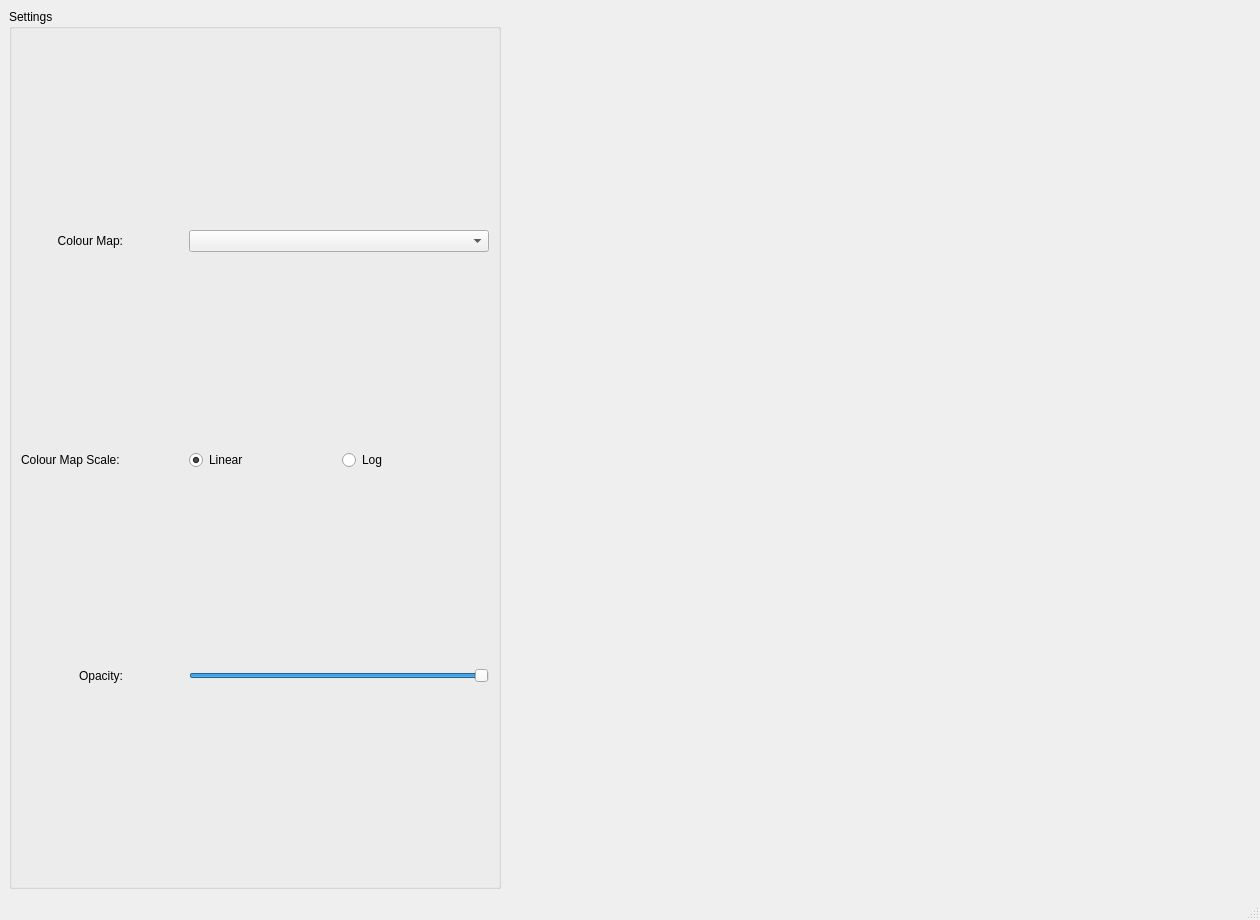
Above: Code/ui/pqPVWindow.ui from VisIVOLab/ViaLacteaVisualAnalytics before the change. Below: the same form after it.
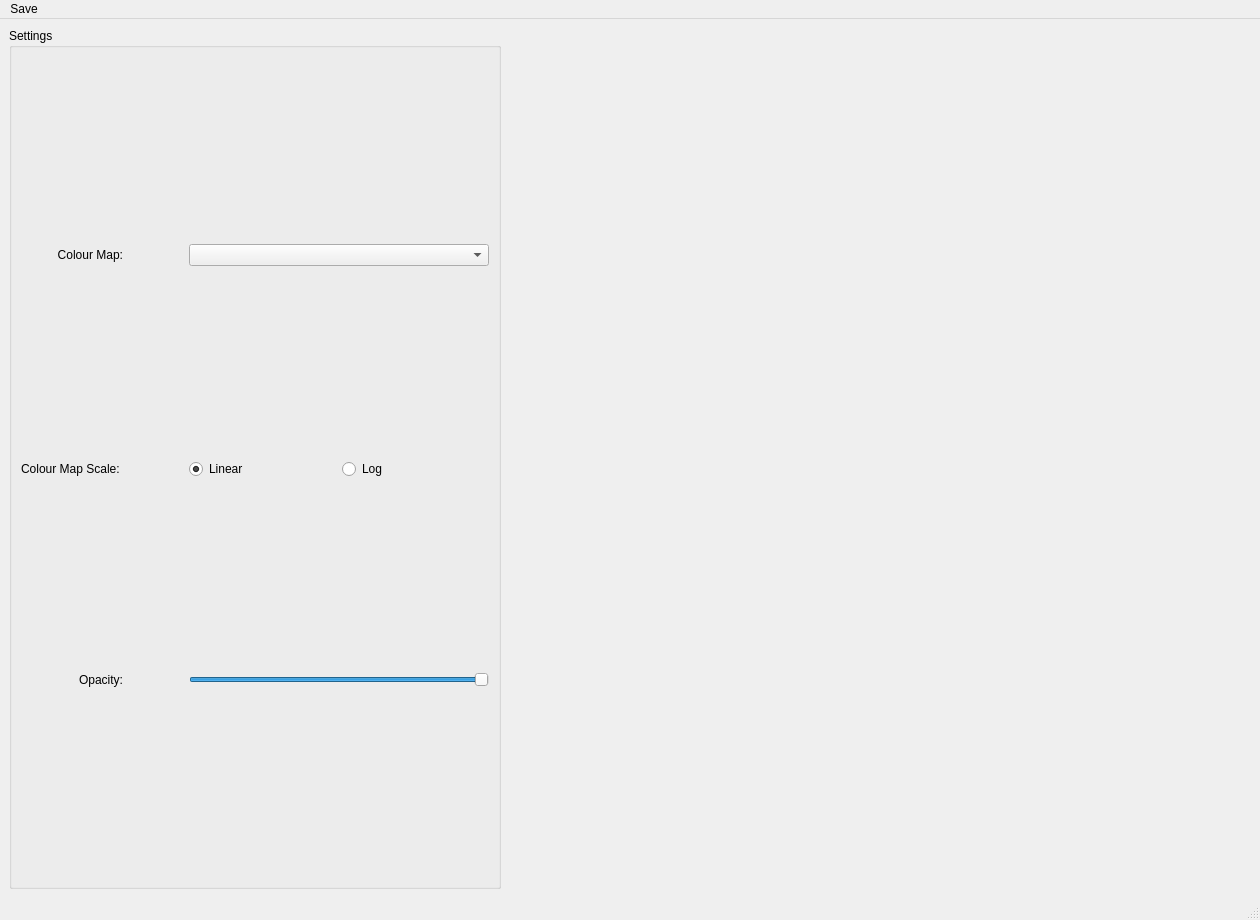
That is the form after the change.

```diff
--- a/Code/ui/pqPVWindow.ui
+++ b/Code/ui/pqPVWindow.ui
@@ -138,6 +138,14 @@
      <height>22</height>
     </rect>
    </property>
+   <widget class="QMenu" name="menuSave">
+    <property name="title">
+     <string>Save</string>
+    </property>
+    <addaction name="actionSave_as_PNG"/>
+    <addaction name="actionSave_as_FITS"/>
+   </widget>
+   <addaction name="menuSave"/>
   </widget>
   <widget class="QStatusBar" name="statusbar"/>
  </widget>
```
Left out of the diff: 10 changed lines with no effect on the pictures.
